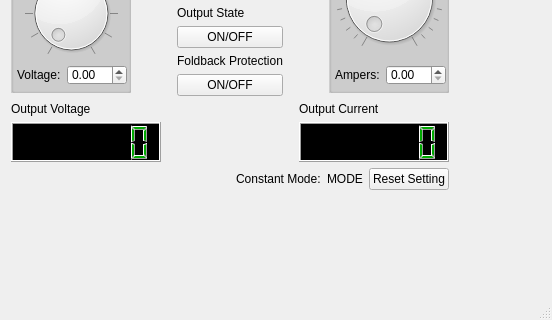
Melomanstd/lambda_ps, file lambda_plugin/mainwindow.ui: the form before one commit; both pictures show x 0 to 552 and y 146 to 466 of the 552 by 466 pixel window.
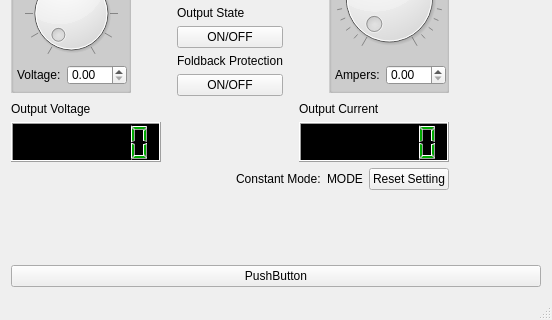
The form after the commit. Custom widgets are drawn as their Qt base class.

```diff
--- a/lambda_plugin/mainwindow.ui
+++ b/lambda_plugin/mainwindow.ui
@@ -890,6 +890,13 @@
       </property>
      </spacer>
     </item>
+    <item>
+     <widget class="QPushButton" name="pushButton">
+      <property name="text">
+       <string>PushButton</string>
+      </property>
+     </widget>
+    </item>
    </layout>
   </widget>
   <widget class="QMenuBar" name="menuBar">
@@ -913,6 +920,13 @@
   </widget>
  </widget>
  <layoutdefault spacing="6" margin="11"/>
+ <customwidgets>
+  <customwidget>
+   <class>timerDial</class>
+   <extends>QDial</extends>
+   <header>timerdial.h</header>
+  </customwidget>
+ </customwidgets>
  <resources/>
  <connections/>
 </ui>
```
Left out of the diff: 10 changed lines with no effect on the pictures.
